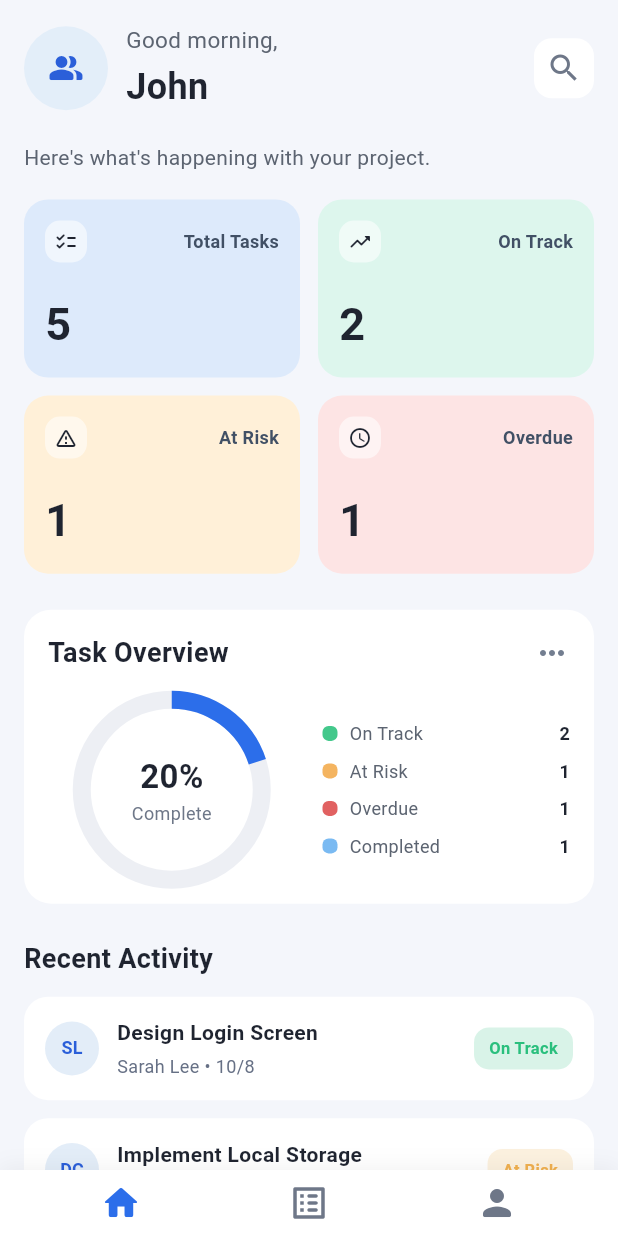
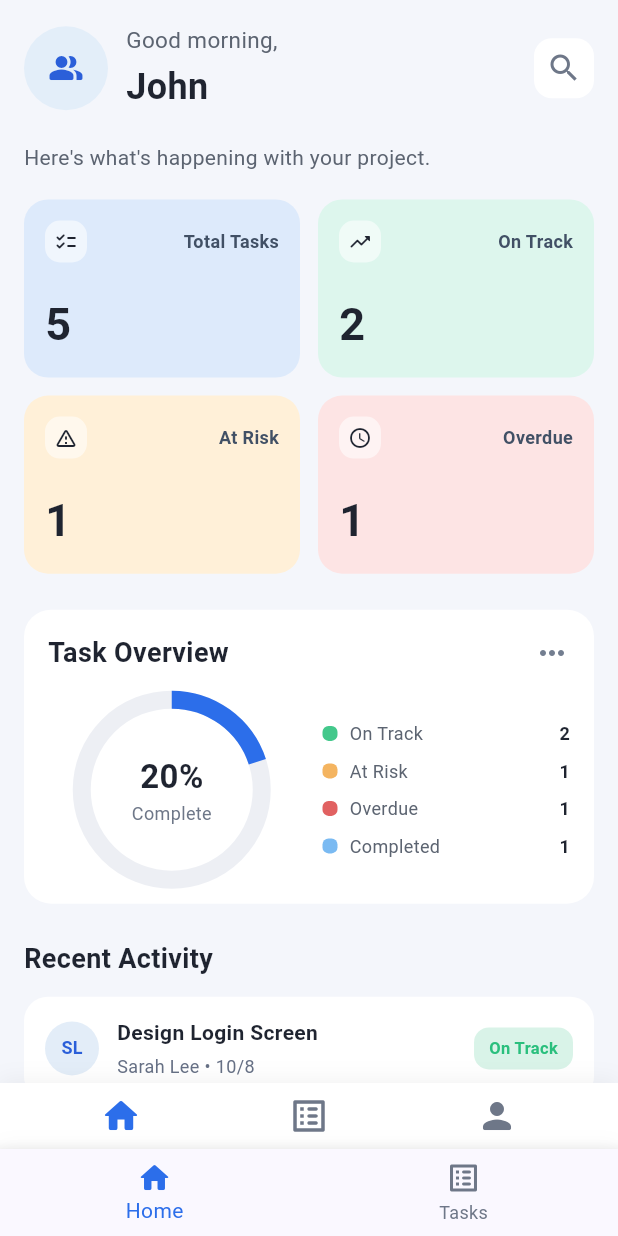
Before and after one commit to Airman-web/flutter_task_tracker, a Flutter app: the screen it shows after launch, on a phone screen of 412 x 824 dp. Run offline on Flutter 3.47's test engine with Material 3 defaults, Android fonts, the phone set to English and light mode, and no system bars.

Commit message:
feat: refactor app structure and add task management screens

```diff
--- /dev/null
+++ b/lib/data/sample_tasks.dart
@@ -0,0 +1,79 @@
+import '../logic/sla_status.dart';
+import '../models/task.dart';
+
+final List<Task> sampleTasks = [
+  Task(
+    id: '1',
+    title: 'Design Login Screen',
+    description: 'Create a clean login and onboarding flow.',
+    assignee: 'Sarah Lee',
+    dueDate: DateTime(2026, 10, 8),
+    priority: TaskPriority.high,
+    isCompleted: false,
+    createdAt: DateTime(2026, 10, 2),
+  ),
+  Task(
+    id: '2',
+    title: 'Implement Local Storage',
+    description: 'Persist tasks safely on the device.',
+    assignee: 'David Chukwuebuka',
+    dueDate: DateTime(2026, 10, 6),
+    priority: TaskPriority.high,
+    isCompleted: false,
+    createdAt: DateTime(2026, 10, 1),
+  ),
+  Task(
+    id: '3',
+    title: 'Create Task Model',
+    description: 'Define shared task fields and types.',
+    assignee: 'John Doe',
+    dueDate: DateTime(2026, 10, 10),
+    priority: TaskPriority.medium,
+    isCompleted: true,
+    createdAt: DateTime(2026, 10, 3),
+  ),
+  Task(
+    id: '4',
+    title: 'Prepare Demo Notes',
+    description: 'Prepare team explanation for the final review.',
+    assignee: 'Emily Wang',
+    dueDate: DateTime(2026, 10, 12),
+    priority: TaskPriority.low,
+    isCompleted: false,
+    createdAt: DateTime(2026, 10, 4),
+  ),
+  Task(
+    id: '5',
+    title: 'QA Testing',
+    description: 'Check task status and the dashboard layout.',
+    assignee: 'Michael Kim',
+    dueDate: DateTime(2026, 10, 4),
+    priority: TaskPriority.medium,
+    isCompleted: false,
+    createdAt: DateTime(2026, 10, 5),
+  ),
+];
+
+Color statusColor(SlaStatus status) {
+  switch (status) {
+    case SlaStatus.onTrack:
+      return const Color(0xFF2ABF7D);
+    case SlaStatus.atRisk:
+      return const Color(0xFFF0B04F);
+    case SlaStatus.overdue:
+      return const Color(0xFFE16161);
+    case SlaStatus.completed:
+      return const Color(0xFF4C96F0);
+  }
+}
+
+String formatTaskDate(DateTime date) {
+  return '${date.day}/${date.month}/${date.year}';
+}
+
+String initialsFromName(String name) {
+  final words = name.trim().split(RegExp(r'\s+'));
+  if (words.isEmpty) return 'T';
+  if (words.length == 1) return words[0].substring(0, 1).toUpperCase();
+  return '${words[0][0]}${words[1][0]}'.toUpperCase();
+}
--- a/lib/main.dart
+++ b/lib/main.dart
@@ -1,5 +1,5 @@
 import 'package:flutter/material.dart';
-import 'package:flutter_task_tracker/screens/dashboard_screen.dart';
+import 'package:flutter_task_tracker/screens/main_shell.dart';
 
 void main() {
   runApp(const MyApp());
@@ -21,7 +21,7 @@ class MyApp extends StatelessWidget {
         ),
         scaffoldBackgroundColor: const Color(0xFFF4F6FB),
       ),
-      home: const DashboardScreen(),
+      home: const MainShell(),
     );
   }
 }
--- a/lib/screens/dashboard_screen.dart
+++ b/lib/screens/dashboard_screen.dart
@@ -3,65 +3,16 @@ import 'package:flutter_task_tracker/logic/sla_status.dart';
 import 'package:flutter_task_tracker/models/task.dart';
 
 class DashboardScreen extends StatefulWidget {
-  const DashboardScreen({super.key});
+  const DashboardScreen({super.key, required this.tasks});
+
+  final List<Task> tasks;
 
   @override
   State<DashboardScreen> createState() => _DashboardScreenState();
 }
 
 class _DashboardScreenState extends State<DashboardScreen> {
-  final List<Task> _tasks = [
-    Task(
-      id: '1',
-      title: 'Design Login Screen',
-      description: 'Create a clean login and onboarding flow.',
-      assignee: 'Sarah Lee',
-      dueDate: DateTime(2026, 10, 8),
-      priority: TaskPriority.high,
-      isCompleted: false,
-      createdAt: DateTime(2026, 10, 2),
-    ),
-    Task(
-      id: '2',
-      title: 'Implement Local Storage',
-      description: 'Persist tasks safely on the device.',
-      assignee: 'David Chukwuebuka',
-      dueDate: DateTime(2026, 10, 6),
-      priority: TaskPriority.high,
-      isCompleted: false,
-      createdAt: DateTime(2026, 10, 1),
-    ),
-    Task(
-      id: '3',
-      title: 'Create Task Model',
-      description: 'Define shared task fields and types.',
-      assignee: 'John Doe',
-      dueDate: DateTime(2026, 10, 10),
-      priority: TaskPriority.medium,
-      isCompleted: true,
-      createdAt: DateTime(2026, 10, 3),
-    ),
-    Task(
-      id: '4',
-      title: 'Prepare Demo Notes',
-      description: 'Prepare team explanation for the final review.',
-      assignee: 'Emily Wang',
-      dueDate: DateTime(2026, 10, 12),
-      priority: TaskPriority.low,
-      isCompleted: false,
-      createdAt: DateTime(2026, 10, 4),
-    ),
-    Task(
-      id: '5',
-      title: 'QA Testing',
-      description: 'Check task status and the dashboard layout.',
-      assignee: 'Michael Kim',
-      dueDate: DateTime(2026, 10, 4),
-      priority: TaskPriority.medium,
-      isCompleted: false,
-      createdAt: DateTime(2026, 10, 5),
-    ),
-  ];
+  List<Task> get _tasks => widget.tasks;
 
   Map<SlaStatus, int> get _statusCounts {
     final counts = {
--- /dev/null
+++ b/lib/screens/main_shell.dart
@@ -0,0 +1,63 @@
+import 'package:flutter/material.dart';
+
+import '../data/sample_tasks.dart';
+import 'dashboard_screen.dart';
+import 'task_list_screen.dart';
+
+class MainShell extends StatefulWidget {
+  const MainShell({super.key});
+
+  @override
+  State<MainShell> createState() => _MainShellState();
+}
+
+class _MainShellState extends State<MainShell> {
+  int _selectedIndex = 0;
+
+  @override
+  Widget build(BuildContext context) {
+    final screens = [
+      DashboardScreen(tasks: sampleTasks),
+      TaskListScreen(tasks: sampleTasks),
+    ];
+
+    return Scaffold(
+      body: IndexedStack(
+        index: _selectedIndex,
+        children: screens,
+      ),
+      bottomNavigationBar: Container(
+        decoration: BoxDecoration(
+          color: Colors.white,
+          boxShadow: [
+            BoxShadow(
+              color: Colors.black.withOpacity(0.04),
+              blurRadius: 10,
+              offset: const Offset(0, -2),
+            ),
+          ],
+        ),
+        child: BottomNavigationBar(
+          currentIndex: _selectedIndex,
+          onTap: (value) {
+            setState(() {
+              _selectedIndex = value;
+            });
+          },
+          selectedItemColor: const Color(0xFF2C6EEA),
+          unselectedItemColor: const Color(0xFF6E7788),
+          items: const [
+            BottomNavigationBarItem(
+              icon: Icon(Icons.home_rounded),
+              label: 'Home',
+            ),
+            BottomNavigationBarItem(
+              icon: Icon(Icons.list_alt_rounded),
+              label: 'Tasks',
+            ),
+          ],
+        ),
+      ),
+    );
+  }
+}
--- a/pubspec.yaml
+++ b/pubspec.yaml
@@ -19,7 +19,7 @@ publish_to: 'none' # Remove this line if you wish to publish to pub.dev
 version: 1.0.0+1
 
 environment:
-  sdk: ^3.13.2
+  sdk: ^3.12.0
 
 # Dependencies specify other packages that your package needs in order to work.
 # To automatically upgrade your package dependencies to the latest versions
```
Also changed, not shown: lib/screens/task_detail_screen.dart (added, +169 -0 lines), lib/screens/task_list_screen.dart (added, +108 -0 lines), pubspec.lock, 1 other file.
